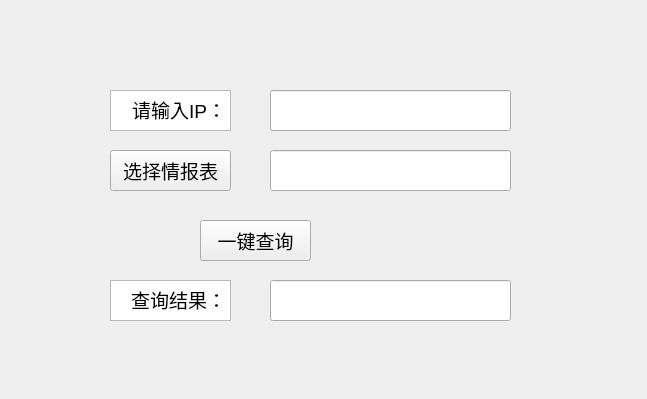
First picture: the form in UI/Fun1.ui, repository CyberSpaceBlade/Intelligence_search, before the edit.
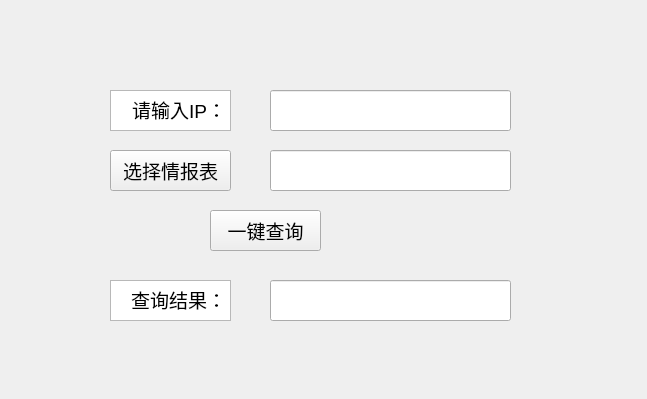
Second picture: the form after the edit.

```diff
--- a/UI/Fun1.ui
+++ b/UI/Fun1.ui
@@ -36,8 +36,8 @@
   <widget class="QPushButton" name="pushButton">
    <property name="geometry">
     <rect>
-     <x>200</x>
-     <y>220</y>
+     <x>210</x>
+     <y>210</y>
      <width>111</width>
      <height>41</height>
     </rect>
```
